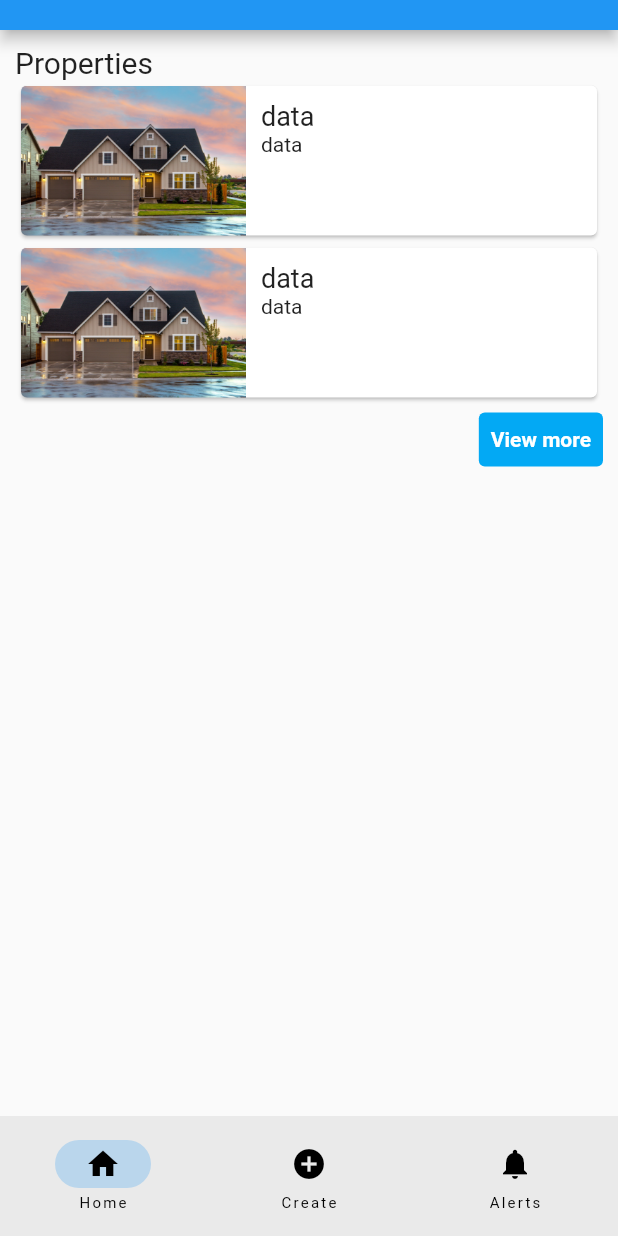
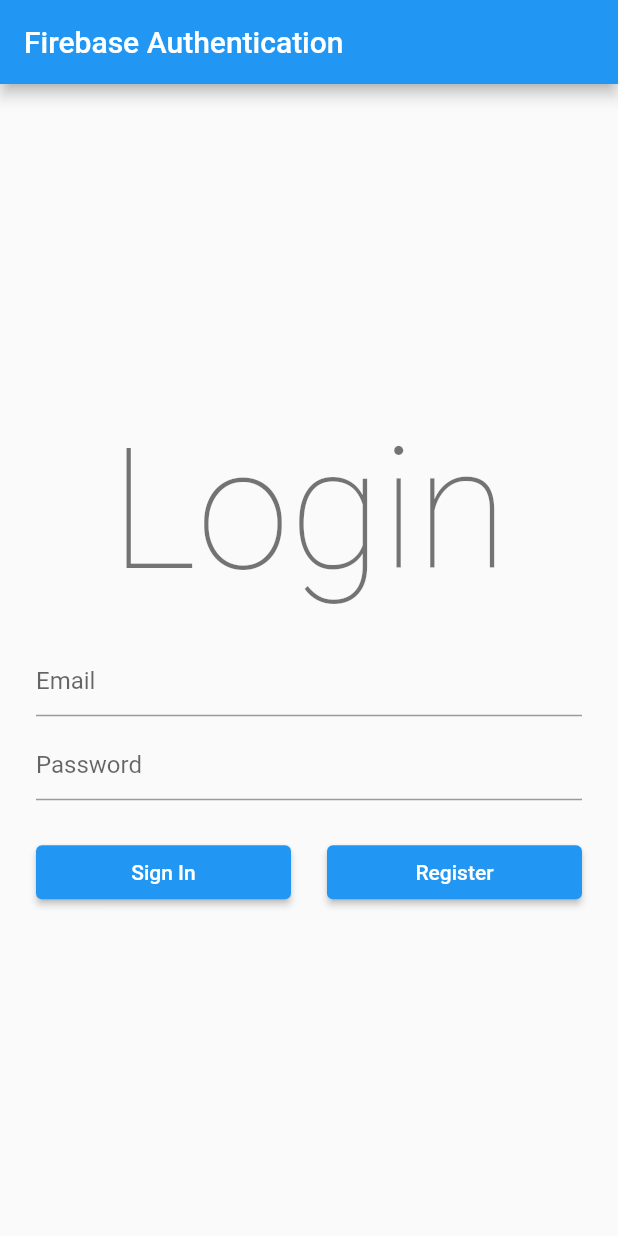
Before and after one commit to naefun/final_year_project, a Flutter app: the screen it shows after launch, on a phone screen of 412 x 824 dp. Run offline on Flutter 3.47's test engine with Material 2 defaults, Android fonts, the phone set to English and light mode, and no system bars; our stand-ins replace firebase_auth, firebase_core, persistent_bottom_nav_bar; accounts and stored records are empty.

Commit message:
add authentication

```diff
--- a/lib/main.dart
+++ b/lib/main.dart
@@ -2,21 +2,34 @@
 // Use of this source code is governed by a BSD-style license that can be
 // found in the LICENSE file.
 
+import 'dart:developer';
+
 import 'package:flutter/material.dart';
+import 'package:test_flutter_app/pages/loginPage.dart';
+import 'package:test_flutter_app/pages/propertiesPage.dart';
+import 'package:test_flutter_app/services/AuthProvider.dart';
+import 'package:test_flutter_app/services/AuthService.dart';
 import 'package:test_flutter_app/widgets/mainNavigation.dart';
+import 'package:firebase_core/firebase_core.dart';
+import 'firebase_options.dart';
+import 'package:firebase_auth/firebase_auth.dart';
 
-void main() {
-  runApp(const MyApp());
+Future<void> main() async {
+  WidgetsFlutterBinding.ensureInitialized();
+  await Firebase.initializeApp();
+  runApp(MyApp());
 }
 
 class MyApp extends StatelessWidget {
-  const MyApp({super.key});
+
 
   @override
   Widget build(BuildContext context) {
-    return const MaterialApp(
-      title: 'Startup Name Generator',
-      home: MainNavigation(),
-    );
+    return Provider(
+        auth: AuthService(),
+        child: MaterialApp(
+          title: 'Startup Name Generator',
+          home: LoginPage(),
+        ));
   }
 }
--- /dev/null
+++ b/lib/pages/loginPage.dart
@@ -0,0 +1,190 @@
+import 'package:firebase_auth/firebase_auth.dart';
+import 'package:firebase_core/firebase_core.dart';
+import 'package:flutter/material.dart';
+import 'package:persistent_bottom_nav_bar/persistent_tab_view.dart';
+import 'package:test_flutter_app/pages/propertiesPage.dart';
+import 'package:test_flutter_app/pages/registerPage.dart';
+import 'package:test_flutter_app/services/fireAuth.dart';
+import 'package:test_flutter_app/services/validator.dart';
+import 'package:test_flutter_app/widgets/mainNavigation.dart';
+
+class LoginPage extends StatefulWidget {
+  @override
+  _LoginPageState createState() => _LoginPageState();
+}
+
+class _LoginPageState extends State<LoginPage> {
+  final _formKey = GlobalKey<FormState>();
+
+  final _emailTextController = TextEditingController();
+  final _passwordTextController = TextEditingController();
+
+  final _focusEmail = FocusNode();
+  final _focusPassword = FocusNode();
+
+  bool _isProcessing = false;
+
+  Future<FirebaseApp> _initializeFirebase() async {
+    FirebaseApp firebaseApp = await Firebase.initializeApp();
+
+    User? user = FirebaseAuth.instance.currentUser;
+
+    if (user != null) {
+      Navigator.of(context).pushReplacement(
+        MaterialPageRoute(
+          builder: (context) => MainNavigation(),
+        ),
+      );
+    }
+
+    return firebaseApp;
+  }
+
+  @override
+  Widget build(BuildContext context) {
+    return GestureDetector(
+      onTap: () {
+        _focusEmail.unfocus();
+        _focusPassword.unfocus();
+      },
+      child: Scaffold(
+        appBar: AppBar(
+          title: Text('Firebase Authentication'),
+        ),
+        body: FutureBuilder(
+          future: _initializeFirebase(),
+          builder: (context, snapshot) {
+            if (snapshot.connectionState == ConnectionState.done) {
+              return Padding(
+                padding: const EdgeInsets.only(left: 24.0, right: 24.0),
+                child: Column(
+                  mainAxisAlignment: MainAxisAlignment.center,
+                  children: [
+                    Padding(
+                      padding: const EdgeInsets.only(bottom: 24.0),
+                      child: Text(
+                        'Login',
+                        style: Theme.of(context).textTheme.headline1,
+                      ),
+                    ),
+                    Form(
+                      key: _formKey,
+                      child: Column(
+                        children: <Widget>[
+                          TextFormField(
+                            controller: _emailTextController,
+                            focusNode: _focusEmail,
+                            validator: (value) => Validator.validateEmail(
+                              email: value,
+                            ),
+                            decoration: InputDecoration(
+                              hintText: "Email",
+                              errorBorder: UnderlineInputBorder(
+                                borderRadius: BorderRadius.circular(6.0),
+                                borderSide: BorderSide(
+                                  color: Colors.red,
+                                ),
+                              ),
+                            ),
+                          ),
+                          SizedBox(height: 8.0),
+                          TextFormField(
+                            controller: _passwordTextController,
+                            focusNode: _focusPassword,
+                            obscureText: true,
+                            validator: (value) => Validator.validatePassword(
+                              password: value,
+                            ),
+                            decoration: InputDecoration(
+                              hintText: "Password",
+                              errorBorder: UnderlineInputBorder(
+                                borderRadius: BorderRadius.circular(6.0),
+                                borderSide: BorderSide(
+                                  color: Colors.red,
+                                ),
+                              ),
+                            ),
+                          ),
+                          SizedBox(height: 24.0),
+                          _isProcessing
+                              ? CircularProgressIndicator()
+                              : Row(
+                                  mainAxisAlignment:
+                                      MainAxisAlignment.spaceBetween,
+                                  children: [
+                                    Expanded(
+                                      child: ElevatedButton(
+                                        onPressed: () async {
+                                          _focusEmail.unfocus();
+                                          _focusPassword.unfocus();
+
+                                          if (_formKey.currentState!
+                                              .validate()) {
+                                            setState(() {
+                                              _isProcessing = true;
+                                            });
+
+                                            User? user = await FireAuth
+                                                .signInUsingEmailPassword(
+                                              email: _emailTextController.text,
+                                              password:
+                                                  _passwordTextController.text, context: context,
+                                            );
+
+                                            setState(() {
+                                              _isProcessing = false;
+                                            });
+
+                                            if (user != null) {
+                                              Navigator.of(context)
+                                                  .pushReplacement(
+                                                MaterialPageRoute(
+                                                  builder: (context) =>
+                                                      MainNavigation(),
+                                                ),
+                                              );
+                                            }
+                                          }
+                                        },
+                                        child: Text(
+                                          'Sign In',
+                                          style: TextStyle(color: Colors.white),
+                                        ),
+                                      ),
+                                    ),
+                                    SizedBox(width: 24.0),
+                                    Expanded(
+                                      child: ElevatedButton(
+                                        onPressed: () {
+                                          Navigator.of(context).push(
+                                            MaterialPageRoute(
+                                              builder: (context) =>
+                                                  RegisterPage(),
+                                            ),
+                                          );
+                                        },
+                                        child: Text(
+                                          'Register',
+                                          style: TextStyle(color: Colors.white),
+                                        ),
+                                      ),
+                                    ),
+                                  ],
+                                )
+                        ],
+                      ),
+                    )
+                  ],
+                ),
+              );
+            }
+
+            return Center(
+              child: CircularProgressIndicator(),
+            );
+          },
+        ),
+      ),
+    );
+  }
+}
--- a/lib/pages/propertiesPage.dart
+++ b/lib/pages/propertiesPage.dart
@@ -9,7 +9,9 @@ class PropertiesPage extends StatelessWidget {
   Widget build(BuildContext context) {
     List<PropertyCard> propertyCards = TemporaryHelper.getPropertyCards(50);
 
-    return Column(
+    return Container(
+      color: Colors.white,
+      child: Column(
       children: [
         Expanded(
           child: ListView.builder(
@@ -17,6 +19,8 @@ class PropertiesPage extends StatelessWidget {
           itemBuilder: (context, index) => propertyCards.elementAt(index)
         ))
       ],
+    ),
     );
+
   }
 }
--- /dev/null
+++ b/lib/services/AuthProvider.dart
@@ -0,0 +1,19 @@
+import 'package:flutter/material.dart';
+import 'package:test_flutter_app/services/AuthService.dart';
+
+class Provider extends InheritedWidget {
+  final AuthService auth;
+  const Provider({
+    Key? key,
+    required Widget child,
+    required this.auth,
+  }) : super(key: key, child: child);
+
+  @override
+  bool updateShouldNotify(InheritedWidget oldWiddget) {
+    return true;
+  }
+
+  static Provider? of(BuildContext context) =>
+      (context.dependOnInheritedWidgetOfExactType<Provider>());
+}
--- /dev/null
+++ b/lib/services/AuthService.dart
@@ -0,0 +1,12 @@
+import 'package:firebase_auth/firebase_auth.dart';
+
+class AuthService{
+  final FirebaseAuth _firebaseAuth = FirebaseAuth.instance;
+
+  Stream<User?> get onAuthStateChanged => _firebaseAuth.authStateChanges();
+
+  // GET UID
+  Future<String?> getCurrentUID() async {
+    return _firebaseAuth.currentUser?.uid;
+  }
+}
--- /dev/null
+++ b/lib/services/fireAuth.dart
@@ -0,0 +1,57 @@
+import 'package:firebase_auth/firebase_auth.dart';
+import 'package:flutter/material.dart';
+
+class FireAuth {
+  static Future<User?> registerUsingEmailPassword({
+    required String name,
+    required String email,
+    required String password,
+  }) async {
+    FirebaseAuth auth = FirebaseAuth.instance;
+    User? user;
+    try {
+      UserCredential userCredential = await auth.createUserWithEmailAndPassword(
+        email: email,
+        password: password,
+      );
+      user = userCredential.user;
+      await user!.updateDisplayName(name);
+      await user.reload();
+      user = auth.currentUser;
+    } on FirebaseAuthException catch (e) {
+      if (e.code == 'weak-password') {
+        print('The password provided is too weak.');
+      } else if (e.code == 'email-already-in-use') {
+        print('The account already exists for that email.');
+      }
+    } catch (e) {
+      print(e);
+    }
+    return user;
+  }
+
+  static Future<User?> signInUsingEmailPassword({
+  required String email,
+  required String password,
+  required BuildContext context,
+}) async {
+  FirebaseAuth auth = FirebaseAuth.instance;
+  User? user;
+
+  try {
+    UserCredential userCredential = await auth.signInWithEmailAndPassword(
+      email: email,
+      password: password,
+    );
+    user = userCredential.user;
+  } on FirebaseAuthException catch (e) {
+    if (e.code == 'user-not-found') {
+      print('No user found for that email.');
+    } else if (e.code == 'wrong-password') {
+      print('Wrong password provided.');
+    }
+  }
+
+  return user;
+}
+}
--- /dev/null
+++ b/lib/services/validator.dart
@@ -0,0 +1,41 @@
+class Validator {
+  static String? validateName({String? name}) {
+    if (name == null) {
+      return null;
+    }
+    if (name.isEmpty) {
+      return 'Name can\'t be empty';
+    }
+
+    return null;
+  }
+
+  static String? validateEmail({String? email}) {
+    if (email == null) {
+      return null;
+    }
+    RegExp emailRegExp = RegExp(
+        r"^[a-zA-Z0-9.!#$%&'*+/=?^_`{|}~-]+@[a-zA-Z0-9](?:[a-zA-Z0-9-]{0,253}[a-zA-Z0-9])?(?:\.[a-zA-Z0-9](?:[a-zA-Z0-9-]{0,253}[a-zA-Z0-9])?)*$");
+
+    if (email.isEmpty) {
+      return 'Email can\'t be empty';
+    } else if (!emailRegExp.hasMatch(email)) {
+      return 'Enter a correct email';
+    }
+
+    return null;
+  }
+
+  static String? validatePassword({String? password}) {
+    if (password == null) {
+      return null;
+    }
+    if (password.isEmpty) {
+      return 'Password can\'t be empty';
+    } else if (password.length < 6) {
+      return 'Enter a password with length at least 6';
+    }
+
+    return null;
+  }
+}
--- a/lib/widgets/mainNavigation.dart
+++ b/lib/widgets/mainNavigation.dart
@@ -1,5 +1,12 @@
+import 'dart:developer';
+
+import 'package:flutter/cupertino.dart';
 import 'package:flutter/material.dart';
+import 'package:test_flutter_app/pages/createPropertyPage.dart';
 import 'package:test_flutter_app/pages/homePage.dart';
+import 'package:persistent_bottom_nav_bar/persistent_tab_view.dart';
+import 'package:test_flutter_app/pages/propertiesPage.dart';
+import 'package:test_flutter_app/pages/settingsPage.dart';
 
 class MainNavigation extends StatefulWidget {
   const MainNavigation({super.key});
@@ -13,47 +20,70 @@ class _MainNavigationState extends State<MainNavigation> {
 
   @override
   Widget build(BuildContext context) {
-    return Scaffold(
-      appBar: AppBar(
-        toolbarHeight: 20,
-      ),
-      bottomNavigationBar: NavigationBar(
-        onDestinationSelected: (int index) {
-          setState(() {
-            currentPageIndex = index;
-          });
-        },
-        selectedIndex: currentPageIndex,
-        destinations: const <Widget>[
-          NavigationDestination(
-            icon: Icon(Icons.home),
-            label: 'Home',
-          ),
-          NavigationDestination(
-            icon: Icon(Icons.add_circle),
-            label: 'Create',
-          ),
-          NavigationDestination(
-            icon: Icon(Icons.notifications),
-            label: 'Alerts',
-          ),
-        ],
-      ),
-      body: Padding(
-          padding: const EdgeInsets.all(10),
-          child: <Widget>[
-            const HomePage(),
-            Container(
-              color: Colors.green,
-              alignment: Alignment.center,
-              child: const Text('Page 2'),
-            ),
-            Container(
-              color: Colors.blue,
-              alignment: Alignment.center,
-              child: const Text('Page 3'),
-            ),
-          ][currentPageIndex]),
+    PersistentTabController _controller;
+
+    _controller = PersistentTabController(initialIndex: 0);
+
+    return PersistentTabView(
+        context,
+        controller: _controller,
+        screens: _buildScreens(),
+        items: _navBarsItems(),
+        confineInSafeArea: true,
+        backgroundColor: Colors.white, // Default is Colors.white.
+        handleAndroidBackButtonPress: true, // Default is true.
+        resizeToAvoidBottomInset: true, // This needs to be true if you want to move up the screen when keyboard appears. Default is true.
+        stateManagement: true, // Default is true.
+        hideNavigationBarWhenKeyboardShows: true, // Recommended to set 'resizeToAvoidBottomInset' as true while using this argument. Default is true.
+        decoration: NavBarDecoration(
+          borderRadius: BorderRadius.circular(10.0),
+          colorBehindNavBar: Colors.white,
+        ),
+        popAllScreensOnTapOfSelectedTab: true,
+        popActionScreens: PopActionScreensType.all,
+        itemAnimationProperties: const ItemAnimationProperties( // Navigation Bar's items animation properties.
+          duration: Duration(milliseconds: 200),
+          curve: Curves.ease,
+        ),
+        screenTransitionAnimation: const ScreenTransitionAnimation( // Screen transition animation on change of selected tab.
+          animateTabTransition: true,
+          curve: Curves.ease,
+          duration: Duration(milliseconds: 200),
+        ),
+        navBarStyle: NavBarStyle.style15, // Choose the nav bar style with this property.
     );
   }
+
+
+    List<Widget> _buildScreens() {
+        return [
+          const HomePage(),
+          const CreatePropertyPage(),
+          const SettingsPage()
+        ];
+    }
+
+    List<PersistentBottomNavBarItem> _navBarsItems() {
+      return [
+          PersistentBottomNavBarItem(
+              icon: const Icon(CupertinoIcons.home),
+              title: ("Home"),
+              activeColorPrimary: CupertinoColors.activeBlue,
+              inactiveColorPrimary: CupertinoColors.systemGrey,
+          ),
+          PersistentBottomNavBarItem(
+              icon: const Icon(CupertinoIcons.add),
+              title: ("Settings"),
+              activeColorPrimary: CupertinoColors.activeBlue,
+              activeColorSecondary: CupertinoColors.white,
+              inactiveColorPrimary: CupertinoColors.systemGrey,
+          ),
+          PersistentBottomNavBarItem(
+              icon: const Icon(CupertinoIcons.settings),
+              title: ("Settings"),
+              activeColorPrimary: CupertinoColors.activeBlue,
+              inactiveColorPrimary: CupertinoColors.systemGrey,
+          ),
+      ];
+    }
 }
--- a/lib/widgets/simpleButton.dart
+++ b/lib/widgets/simpleButton.dart
@@ -3,21 +3,22 @@ import 'dart:developer';
 import 'package:flutter/material.dart';
 
 class SimpleButton extends StatelessWidget {
-const SimpleButton({super.key, required this.onPressedFunction });
+const SimpleButton({super.key, required this.onPressedFunction, required this.buttonLabel });
 
 final Function onPressedFunction;
+final String buttonLabel;
 
   @override
   Widget build(BuildContext context){
     return  TextButton(
-              child: const Text(
-                "View more",
-                style: TextStyle(fontWeight: FontWeight.bold),
-              ),
               onPressed: () => {log("View more pressed"), onPressedFunction()},
               style: TextButton.styleFrom(
                   backgroundColor: Colors.lightBlue,
                   foregroundColor: Colors.white),
+              child: Text(
+                buttonLabel,
+                style: const TextStyle(fontWeight: FontWeight.bold),
+              ),
             );
   }
 }
--- a/pubspec.yaml
+++ b/pubspec.yaml
@@ -31,12 +31,15 @@ environment:
 dependencies:
   flutter:
     sdk: flutter
+  persistent_bottom_nav_bar: any
 
 
   # The following adds the Cupertino Icons font to your application.
   # Use with the CupertinoIcons class for iOS style icons.
   cupertino_icons: ^1.0.2
   english_words: ^4.0.0
+  firebase_core: ^2.4.1
+  firebase_auth: ^4.2.5
 
 dev_dependencies:
   flutter_test:
```
Also changed, not shown: lib/pages/createPropertyPage.dart (added, +18 -0 lines), lib/pages/homePage.dart (+4 -4 lines), lib/pages/registerPage.dart (added, +152 -0 lines), lib/pages/settingsPage.dart (added, +25 -0 lines), lib/firebase_options.dart (added), pubspec.lock, 21 other files.
